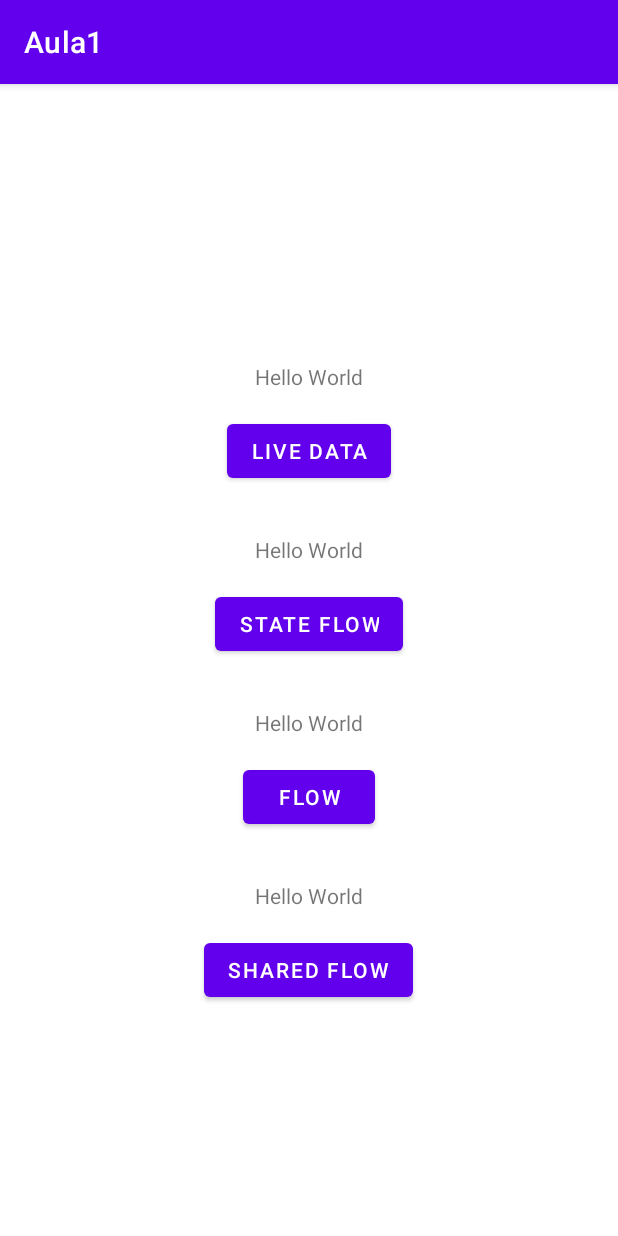
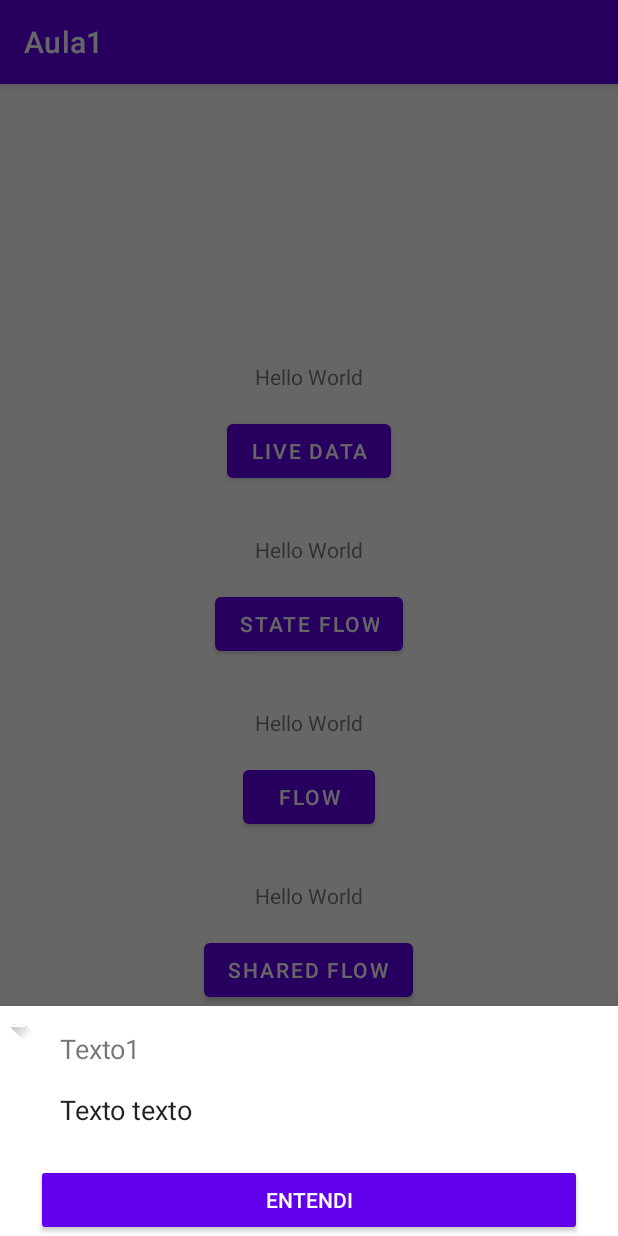
Before and after one commit to Raphael-MartinsV/Aula1, an Android app: the SecondFragment screen opened through its navigation route, after a tap on "LIVE DATA", on a phone screen of 412 x 824 dp. Run offline under Robolectric (Android 15) with nearby library versions, the phone set to English and light mode, and no system bars; 1 statement that could not run was skipped.

Commit message:
[Aula 3] (Criando bottomsheet, injeção de dependências e sharedPreferences)

```diff
--- a/app/build.gradle
+++ b/app/build.gradle
@@ -49,6 +49,7 @@ dependencies {
     implementation 'androidx.lifecycle:lifecycle-viewmodel-ktx:2.5.1'
     implementation 'androidx.navigation:navigation-fragment-ktx:2.5.3'
     implementation 'androidx.navigation:navigation-ui-ktx:2.5.3'
+    implementation 'io.insert-koin:koin-android:3.3.3'
     testImplementation 'junit:junit:4.13.2'
     androidTestImplementation 'androidx.test.ext:junit:1.1.5'
     androidTestImplementation 'androidx.test.espresso:espresso-core:3.5.1'
--- a/app/src/main/AndroidManifest.xml
+++ b/app/src/main/AndroidManifest.xml
@@ -7,6 +7,7 @@
         android:allowBackup="true"
         android:dataExtractionRules="@xml/data_extraction_rules"
         android:fullBackupContent="@xml/backup_rules"
+        android:name=".MyApp"
         android:icon="@mipmap/ic_launcher"
         android:label="@string/app_name"
         android:roundIcon="@mipmap/ic_launcher_round"
--- /dev/null
+++ b/app/src/main/java/com/example/aula1/MyApp.kt
@@ -0,0 +1,29 @@
+package com.example.aula1
+
+import android.app.Application
+import com.example.aula1.di.mainModule
+import org.koin.android.ext.koin.androidContext
+import org.koin.android.ext.koin.androidLogger
+import org.koin.core.context.startKoin
+
+class MyApp : Application(){
+
+    override fun onCreate() {
+        super.onCreate()
+        startKoin {
+            androidLogger()
+            androidContext(this@MyApp)
+
+            modules(mainModule)
+
+            instance = this@MyApp
+            prefs = Prefs(applicationContext)
+        }
+    }
+
+    companion object {
+        var prefs: Prefs? = null
+        lateinit var instance: MyApp
+        private set
+    }
+}
--- /dev/null
+++ b/app/src/main/java/com/example/aula1/Prefs.kt
@@ -0,0 +1,19 @@
+package com.example.aula1
+
+import android.content.Context
+import android.content.SharedPreferences
+
+class Prefs(context: Context) {
+
+    private val preferences: SharedPreferences =
+        context.getSharedPreferences(APP_PREF_INT, Context.MODE_PRIVATE)
+
+    var intExamplePref: Int
+        get() = preferences.getInt(APP_PREF_INT, -1)
+        set(value) = preferences.edit().putInt(APP_PREF_INT, value).apply()
+
+
+    companion object {
+        private const val APP_PREF_INT = "intExamplePref"
+    }
+}
--- /dev/null
+++ b/app/src/main/java/com/example/aula1/di/MainModule.kt
@@ -0,0 +1,17 @@
+package com.example.aula1.di
+
+import com.example.aula1.domain.repository.SampleRepository
+import com.example.aula1.ui.main.MainViewModel
+import org.koin.androidx.viewmodel.dsl.viewModel
+import org.koin.dsl.module
+
+
+val mainModule = module {
+    factory {
+        SampleRepository()
+    }
+
+    viewModel {
+        MainViewModel( repository = get())
+    }
+}
--- /dev/null
+++ b/app/src/main/java/com/example/aula1/ui/bottomsheet/SampleBottomSheetFragment.kt
@@ -0,0 +1,50 @@
+package com.example.aula1.ui.bottomsheet
+
+import android.os.Bundle
+import android.view.LayoutInflater
+import android.view.View
+import android.view.ViewGroup
+import com.example.aula1.databinding.BottomsheetDialogBinding
+import com.example.aula1.ui.model.SampleHelper
+import com.google.android.material.bottomsheet.BottomSheetDialogFragment
+
+class SampleBottomSheetFragment(private val helper: SampleHelper) : BottomSheetDialogFragment() {
+
+    private var _binding: BottomsheetDialogBinding? = null
+    private val binding get() = _binding!!
+
+
+    override fun onCreateView(
+        inflater: LayoutInflater,
+        container: ViewGroup?,
+        savedInstanceState: Bundle?
+    ): View? {
+        _binding = BottomsheetDialogBinding.inflate(inflater, container, false)
+        return binding.root
+    }
+
+    override fun onViewCreated(view: View, savedInstanceState: Bundle?) {
+        super.onViewCreated(view, savedInstanceState)
+        setBottomSheet()
+        setListener()
+    }
+
+    private fun setBottomSheet() {
+        binding.run {
+            androidTitle.text = helper.title
+            androidDescription.text = helper.description
+        }
+    }
+
+    private fun setListener() {
+        binding.button.setOnClickListener{
+            dismiss()
+        }
+    }
+
+    companion object {
+        fun newInstance(helper: SampleHelper): SampleBottomSheetFragment {
+            return SampleBottomSheetFragment(helper)
+        }
+    }
+}
--- a/app/src/main/java/com/example/aula1/ui/main/MainFragment.kt
+++ b/app/src/main/java/com/example/aula1/ui/main/MainFragment.kt
@@ -7,21 +7,21 @@ import android.view.View
 import android.view.ViewGroup
 import android.widget.Toast
 import androidx.core.view.isVisible
-import androidx.lifecycle.ViewModelProvider
 import androidx.navigation.fragment.findNavController
+import com.example.aula1.MyApp
 import com.example.aula1.R
 import com.example.aula1.databinding.FragmentMainBinding
+import org.koin.androidx.viewmodel.ext.android.viewModel
 
 class MainFragment : Fragment() {
 
 
     private var _binding: FragmentMainBinding? = null
     private val binding get() = _binding!!
-    private lateinit var viewModel: MainViewModel
+    private val viewModel: MainViewModel by viewModel()
 
     override fun onCreate(savedInstanceState: Bundle?) {
         super.onCreate(savedInstanceState)
-        viewModel = ViewModelProvider(this)[MainViewModel::class.java]
         viewModel.getSampleData()
     }
 
@@ -37,6 +37,7 @@ class MainFragment : Fragment() {
         super.onViewCreated(view, savedInstanceState)
         initFragment()
         setObservers()
+        MyApp.prefs?.intExamplePref = 8
         binding.message.isVisible = false
     }
 
--- a/app/src/main/java/com/example/aula1/ui/main/MainViewModel.kt
+++ b/app/src/main/java/com/example/aula1/ui/main/MainViewModel.kt
@@ -10,20 +10,53 @@ import com.example.aula1.domain.repository.SampleRepository
 import com.example.aula1.networking.models.SampleResponse
 import com.example.aula1.networking.service.APIListener
 import com.example.aula1.ui.model.ErrorModel
+import kotlinx.coroutines.delay
+import kotlinx.coroutines.flow.*
 import kotlinx.coroutines.launch
 
-class MainViewModel : ViewModel() {
+class MainViewModel(private val repository: SampleRepository) : ViewModel() {
 
-    private val sampleRepository = SampleRepository()
+    private val _liveData = MutableLiveData("Hello World")
+    val liveData: LiveData<String> = _liveData
+
+    private val _stateFlow = MutableStateFlow("Hello World")
+    val stateFlow = _stateFlow.asStateFlow()
+
+    private val _sharedFlow = MutableSharedFlow<String>()
+    val sharedFlow = _sharedFlow.asSharedFlow()
+
     private val _sampleData = MutableLiveData<List<SampleModel>>()
     val sampleData: LiveData<List<SampleModel>> = _sampleData
 
     private val _sampleError = MutableLiveData<ErrorModel>()
     val sampleError: LiveData<ErrorModel> = _sampleError
 
+    fun triggerLiveData() {
+        _liveData.value = "LiveData"
+    }
+
+    fun triggerStateFlow() {
+        _stateFlow.value = "StateFlow"
+    }
+
+    fun triggerFlow(): Flow<String> {
+        return flow {
+            repeat(3) {
+                emit("Item $it")
+                delay(1000L)
+            }
+        }
+    }
+
+    fun triggerSharedFlow() {
+        viewModelScope.launch {
+            _sharedFlow.emit("SharedFlow")
+        }
+    }
+
     fun getSampleData() {
         viewModelScope.launch {
-            sampleRepository.getSampleData(object : APIListener<List<SampleResponse>> {
+            repository.getSampleData(object : APIListener<List<SampleResponse>> {
                 override fun onSuccess(result: List<SampleResponse>) {
                     _sampleData.value = result.toModel()
                 }
--- a/app/src/main/java/com/example/aula1/ui/main/SecondFragment.kt
+++ b/app/src/main/java/com/example/aula1/ui/main/SecondFragment.kt
@@ -5,20 +5,22 @@ import android.view.LayoutInflater
 import android.view.View
 import android.view.ViewGroup
 import androidx.fragment.app.Fragment
-import androidx.lifecycle.ViewModelProvider
-
+import androidx.lifecycle.lifecycleScope
 import com.example.aula1.databinding.FragmentSecondBinding
+import com.example.aula1.ui.bottomsheet.SampleBottomSheetFragment
+import com.example.aula1.ui.model.SampleHelper
+import com.example.aula1.ui.model.setInfoHelper
+import com.example.aula1.ui.utils.sampleConst1
+import com.google.android.material.snackbar.Snackbar
+import kotlinx.coroutines.flow.collectLatest
+import kotlinx.coroutines.launch
+import org.koin.androidx.viewmodel.ext.android.viewModel
 
 class SecondFragment: Fragment() {
 
     private var _binding: FragmentSecondBinding? = null
     private val binding get() = _binding!!
-    private lateinit var viewModel: MainViewModel
-
-    override fun onCreate(savedInstanceState: Bundle?) {
-        super.onCreate(savedInstanceState)
-        viewModel = ViewModelProvider(this)[MainViewModel::class.java]
-    }
+    private val viewModel: MainViewModel by viewModel()
 
     override fun onCreateView(
         inflater: LayoutInflater, container: ViewGroup?,
@@ -28,19 +30,63 @@ class SecondFragment: Fragment() {
         return binding.root
     }
 
+    private fun setObserver() {
+        viewModel.liveData.observe(viewLifecycleOwner){
+            binding.txtLiveData.text = it
+        }
+        lifecycleScope.launchWhenCreated {
+            viewModel.stateFlow.collectLatest {
+                binding.txtStateFlow.text = it
+                Snackbar.make(
+                    binding.root,
+                    it,
+                    Snackbar.LENGTH_LONG
+                ).show()
+            }
+        }
+
+        lifecycleScope.launchWhenCreated {
+            viewModel.sharedFlow.collectLatest {
+                binding.txtSharedFlow.text = it
+                Snackbar.make(
+                    binding.root,
+                    it,
+                    Snackbar.LENGTH_LONG
+                ).show()
+            }
+        }
+    }
+
     override fun onViewCreated(view: View, savedInstanceState: Bundle?) {
         super.onViewCreated(view, savedInstanceState)
+        setObserver()
         binding.buttonLiveData.setOnClickListener{
-
+            val helper : SampleHelper? = setInfoHelper()[sampleConst1]
+            if (helper != null) {
+                showBottomSheet(helper)
+            }
         }
         binding.buttonStateFlow.setOnClickListener{
-
+            viewModel.triggerStateFlow()
         }
         binding.buttonFlow.setOnClickListener{
-
+            lifecycleScope.launch {
+                viewModel.triggerFlow().collectLatest {
+                    binding.txtFlow.text = it
+                }
+            }
         }
         binding.buttonSharedFlow.setOnClickListener{
-
+            viewModel.triggerSharedFlow()
         }
     }
+
+    private fun showBottomSheet(sampleHelper: SampleHelper){
+        val sampleBottomSheetFragment: SampleBottomSheetFragment =
+            SampleBottomSheetFragment.newInstance(sampleHelper)
+        sampleBottomSheetFragment.show(
+            childFragmentManager,
+            "dialog_fragment"
+        )
+    }
 }
--- /dev/null
+++ b/app/src/main/java/com/example/aula1/ui/model/SampleHelper.kt
@@ -0,0 +1,32 @@
+package com.example.aula1.ui.model
+
+import com.example.aula1.ui.utils.sampleConst1
+import com.example.aula1.ui.utils.sampleConst2
+import kotlinx.parcelize.Parcelize
+
+@Parcelize
+data class SampleHelper(
+    val title: CharSequence,
+    val description: CharSequence
+)
+
+class InfoHelperBuilder {
+    var title: CharSequence = ""
+    var description: CharSequence = ""
+
+    fun build(): SampleHelper = SampleHelper(title, description)
+}
+
+fun infoHelper(block: InfoHelperBuilder.() -> Unit): SampleHelper =
+    InfoHelperBuilder().apply(block).build()
+
+fun setInfoHelper(): Map<String, SampleHelper> = mapOf(
+    sampleConst1 to infoHelper {
+        title = "Texto1"
+        description= "Texto texto"
+    },
+    sampleConst2 to infoHelper {
+        title = "Texto1"
+        description= "Texto texto"
+    },
+)
--- /dev/null
+++ b/app/src/main/java/com/example/aula1/ui/utils/Utils.kt
@@ -0,0 +1,4 @@
+package com.example.aula1.ui.utils
+
+const val sampleConst1 = "Const_1"
+const val sampleConst2 = "Const_2"
--- /dev/null
+++ b/app/src/main/res/layout/bottomsheet_dialog.xml
@@ -0,0 +1,59 @@
+<?xml version="1.0" encoding="utf-8"?>
+<androidx.constraintlayout.widget.ConstraintLayout xmlns:android="http://schemas.android.com/apk/res/android"
+    android:layout_width="match_parent"
+    android:layout_height="wrap_content"
+    xmlns:app="http://schemas.android.com/apk/res-auto"
+    android:layout_marginTop="16dp"
+    android:layout_marginBottom="16dp">
+
+    <ImageView
+        android:id="@+id/android_image"
+        android:layout_width="24dp"
+        android:layout_height="24dp"
+        android:foregroundGravity="center_vertical"
+        app:layout_constraintTop_toTopOf="parent"
+        app:layout_constraintStart_toStartOf="parent"
+        app:layout_constraintEnd_toEndOf="parent"
+        app:layout_constraintEnd_toStartOf="@+id/android_title"
+        app:srcCompat = "@drawable/ic_launcher_foreground"/>
+
+    <TextView
+        android:id="@+id/android_title"
+        android:layout_width="wrap_content"
+        android:layout_height="wrap_content"
+        android:layout_marginStart="16dp"
+        android:layout_marginEnd="16dp"
+        android:layout_marginTop="16dp"
+        app:layout_constraintStart_toEndOf="@+id/android_image"
+        app:layout_constraintTop_toTopOf="parent"
+        app:layout_constraintBottom_toTopOf="@id/android_description"
+        android:textSize="18sp"/>
+
+    <TextView
+        android:id="@+id/android_description"
+        android:layout_width="wrap_content"
+        android:layout_height="wrap_content"
+        android:layout_marginStart="16dp"
+        android:layout_marginTop="16dp"
+        app:layout_constraintStart_toEndOf="@+id/android_image"
+        app:layout_constraintTop_toBottomOf="@id/android_title"
+        android:maxLines="3"
+        android:textAppearance="@style/TextAppearance.MaterialComponents.Headline5"
+        android:textSize="18sp"/>
+
+    <androidx.appcompat.widget.AppCompatButton
+        android:id="@+id/button"
+        android:layout_width="match_parent"
+        android:layout_height="wrap_content"
+        android:text="@string/understood"
+        android:textColor="@color/white"
+        android:backgroundTint="@color/design_default_color_primary"
+        android:layout_marginStart="24dp"
+        android:layout_marginEnd="24dp"
+        android:layout_marginTop="24dp"
+        app:layout_constraintStart_toStartOf="parent"
+        app:layout_constraintEnd_toEndOf="parent"
+        app:layout_constraintTop_toBottomOf="@+id/android_description"/>
+
+
+</androidx.constraintlayout.widget.ConstraintLayout>
--- a/app/src/main/res/values/strings.xml
+++ b/app/src/main/res/values/strings.xml
@@ -4,9 +4,9 @@
     <string name="mainFragment">MainFragment</string>
     <string name="next_page">Next Page</string>
     <string name="hello_world">Hello World</string>
-    <string name="understood">Entendi</string>
     <string name="live_data">Live Data</string>
     <string name="state_flow">State Flow</string>
     <string name="flow">Flow</string>
     <string name="shared_flow">Shared Flow</string>
+    <string name="understood">Entendi</string>
 </resources>
```
